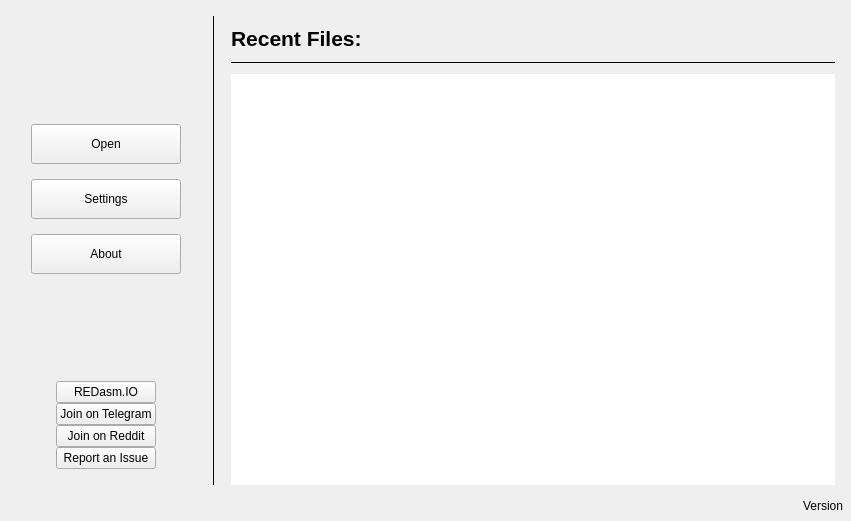
First picture: the form in widgets/tabs/welcometab/welcometab.ui, repository REDasmOrg/REDasm, before the edit.
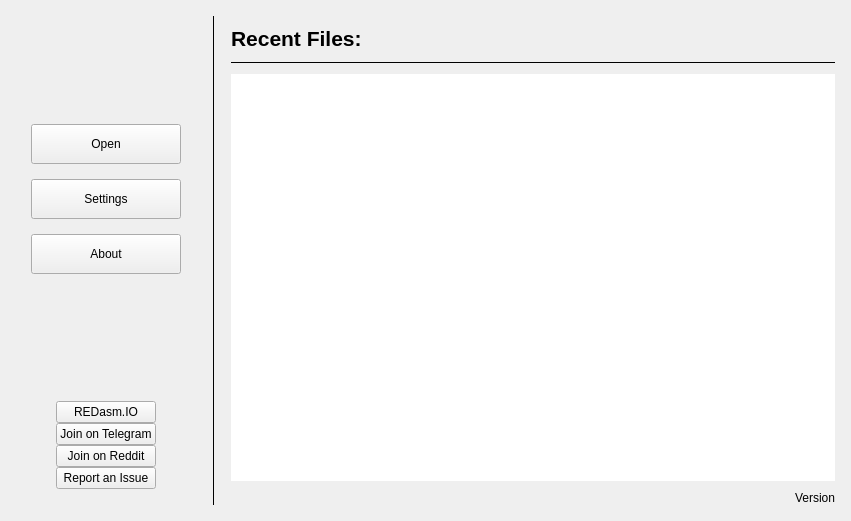
Second picture: the form after the edit.

What changed in the file:
```diff
--- a/widgets/tabs/welcometab/welcometab.ui
+++ b/widgets/tabs/welcometab/welcometab.ui
@@ -15,16 +15,16 @@
   </property>
   <layout class="QVBoxLayout" name="verticalLayout_4">
    <property name="leftMargin">
-    <number>8</number>
+    <number>16</number>
    </property>
    <property name="topMargin">
-    <number>8</number>
+    <number>16</number>
    </property>
    <property name="rightMargin">
-    <number>8</number>
+    <number>16</number>
    </property>
    <property name="bottomMargin">
-    <number>8</number>
+    <number>16</number>
    </property>
    <item>
     <layout class="QHBoxLayout" name="horizontalLayout_2" stretch="0,0,1">
@@ -32,16 +32,16 @@
       <number>16</number>
      </property>
      <property name="leftMargin">
-      <number>8</number>
+      <number>0</number>
      </property>
      <property name="topMargin">
-      <number>8</number>
+      <number>0</number>
      </property>
      <property name="rightMargin">
-      <number>8</number>
+      <number>0</number>
      </property>
      <property name="bottomMargin">
-      <number>8</number>
+      <number>0</number>
      </property>
      <item>
       <layout class="QVBoxLayout" name="verticalLayout_2" stretch="0,0,1,0">
@@ -241,7 +241,7 @@
       </widget>
      </item>
      <item>
-      <layout class="QVBoxLayout" name="verticalLayout_3" stretch="0,0,1">
+      <layout class="QVBoxLayout" name="verticalLayout_3" stretch="0,0,1,0">
        <property name="spacing">
         <number>10</number>
        </property>
@@ -297,19 +297,19 @@
          </property>
         </widget>
        </item>
-      </layout>
-     </item>
-    </layout>
-   </item>
    <item>
     <widget class="QLabel" name="lblVersion">
      <property name="text">
       <string>Version</string>
      </property>
      <property name="alignment">
-      <set>Qt::AlignRight|Qt::AlignTrailing|Qt::AlignVCenter</set>
-     </property>
-    </widget>
+          <set>Qt::AlignBottom|Qt::AlignRight|Qt::AlignTrailing</set>
+         </property>
+        </widget>
+       </item>
+      </layout>
+     </item>
+    </layout>
    </item>
   </layout>
  </widget>
```
Lines whose indentation alone changed are shown as unchanged.
